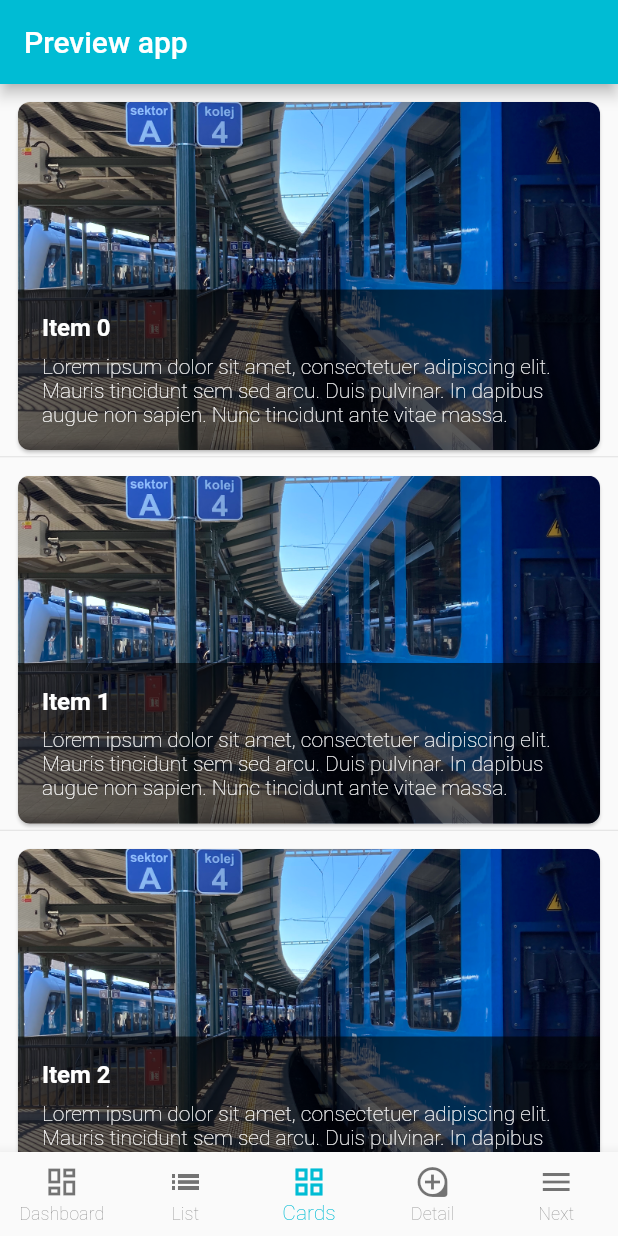
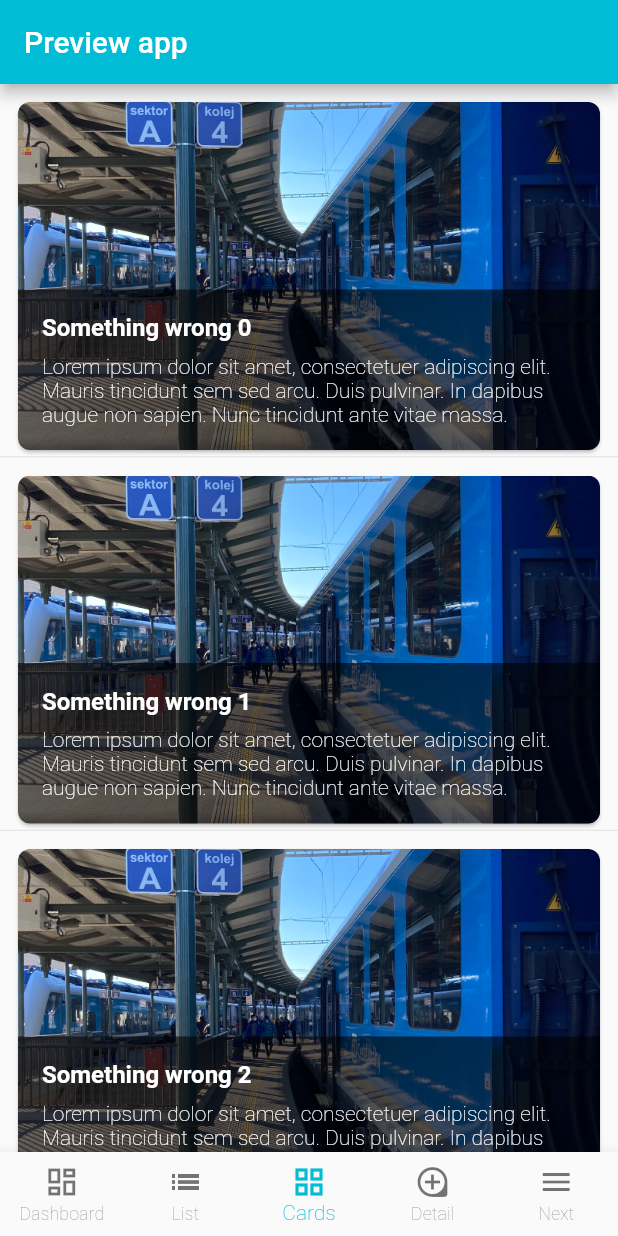
Before and after one commit to tom-novak/flutter-common-widgets, a Flutter app: the screen it shows after launch, item 3 of the bottom bar chosen, on a phone screen of 412 x 824 dp. Run offline on Flutter 3.47's test engine with Material 2 defaults, Android fonts, the phone set to English and light mode, and no system bars; our stand-ins replace flutter_conditional_rendering, package_info_plus, shimmer.

Commit message:
Common localizations PoC

````diff
--- a/example/lib/main.dart
+++ b/example/lib/main.dart
@@ -1,5 +1,7 @@
 import 'package:flutter/material.dart';
+import 'package:flutter_common_widgets/flutter_common_localizations.dart';
 import 'package:flutter_common_widgets/flutter_common_widgets.dart';
+import 'package:flutter_localizations/flutter_localizations.dart';
 import 'package:provider/provider.dart';
 
 void main() {
@@ -23,6 +25,16 @@ class MyApp extends StatelessWidget {
   Widget build(BuildContext context) {
     return MaterialApp(
       title: 'Common App',
+      localizationsDelegates: const [
+        AppLocalizations.delegate,
+        GlobalMaterialLocalizations.delegate,
+        GlobalCupertinoLocalizations.delegate,
+        GlobalWidgetsLocalizations.delegate,
+      ],
+      supportedLocales: const [
+        Locale('en', ''),
+        Locale('cs', ''),
+      ],
       theme: ThemeData().cyanLightOne,
       home: const PreviewMainScreen(),
     );
--- a/example/pubspec.yaml
+++ b/example/pubspec.yaml
@@ -29,6 +29,9 @@ environment:
 dependencies:
   flutter:
     sdk: flutter
+  flutter_localizations:
+    sdk: flutter
+  intl: ^0.17.0
   flutter_common_widgets:
     path: ../
   provider: ^6.0.2
--- /dev/null
+++ b/l10n.yaml
@@ -0,0 +1,3 @@
+arb-dir: lib/l10n
+template-arb-file: common_en.arb
+output-localization-file: common_localizations.dart
--- /dev/null
+++ b/lib/flutter_common_localizations.dart
@@ -0,0 +1 @@
+export 'src/gen_l10n/common_localizations.dart';
--- /dev/null
+++ b/lib/src/gen_l10n/common_localizations.dart
@@ -0,0 +1,140 @@
+
+import 'dart:async';
+
+import 'package:flutter/foundation.dart';
+import 'package:flutter/widgets.dart';
+import 'package:flutter_localizations/flutter_localizations.dart';
+import 'package:intl/intl.dart' as intl;
+
+import 'common_localizations_cs.dart';
+import 'common_localizations_en.dart';
+
+/// Callers can lookup localized strings with an instance of AppLocalizations returned
+/// by `AppLocalizations.of(context)`.
+///
+/// Applications need to include `AppLocalizations.delegate()` in their app's
+/// localizationDelegates list, and the locales they support in the app's
+/// supportedLocales list. For example:
+///
+/// ```
+/// import 'gen_l10n/common_localizations.dart';
+///
+/// return MaterialApp(
+///   localizationsDelegates: AppLocalizations.localizationsDelegates,
+///   supportedLocales: AppLocalizations.supportedLocales,
+///   home: MyApplicationHome(),
+/// );
+/// ```
+///
+/// ## Update pubspec.yaml
+///
+/// Please make sure to update your pubspec.yaml to include the following
+/// packages:
+///
+/// ```
+/// dependencies:
+///   # Internationalization support.
+///   flutter_localizations:
+///     sdk: flutter
+///   intl: any # Use the pinned version from flutter_localizations
+///
+///   # rest of dependencies
+/// ```
+///
+/// ## iOS Applications
+///
+/// iOS applications define key application metadata, including supported
+/// locales, in an Info.plist file that is built into the application bundle.
+/// To configure the locales supported by your app, you’ll need to edit this
+/// file.
+///
+/// First, open your project’s ios/Runner.xcworkspace Xcode workspace file.
+/// Then, in the Project Navigator, open the Info.plist file under the Runner
+/// project’s Runner folder.
+///
+/// Next, select the Information Property List item, select Add Item from the
+/// Editor menu, then select Localizations from the pop-up menu.
+///
+/// Select and expand the newly-created Localizations item then, for each
+/// locale your application supports, add a new item and select the locale
+/// you wish to add from the pop-up menu in the Value field. This list should
+/// be consistent with the languages listed in the AppLocalizations.supportedLocales
+/// property.
+abstract class AppLocalizations {
+  AppLocalizations(String locale) : localeName = intl.Intl.canonicalizedLocale(locale.toString());
+
+  final String localeName;
+
+  static AppLocalizations? of(BuildContext context) {
+    return Localizations.of<AppLocalizations>(context, AppLocalizations);
+  }
+
+  static const LocalizationsDelegate<AppLocalizations> delegate = _AppLocalizationsDelegate();
+
+  /// A list of this localizations delegate along with the default localizations
+  /// delegates.
+  ///
+  /// Returns a list of localizations delegates containing this delegate along with
+  /// GlobalMaterialLocalizations.delegate, GlobalCupertinoLocalizations.delegate,
+  /// and GlobalWidgetsLocalizations.delegate.
+  ///
+  /// Additional delegates can be added by appending to this list in
+  /// MaterialApp. This list does not have to be used at all if a custom list
+  /// of delegates is preferred or required.
+  static const List<LocalizationsDelegate<dynamic>> localizationsDelegates = <LocalizationsDelegate<dynamic>>[
+    delegate,
+    GlobalMaterialLocalizations.delegate,
+    GlobalCupertinoLocalizations.delegate,
+    GlobalWidgetsLocalizations.delegate,
+  ];
+
+  /// A list of this localizations delegate's supported locales.
+  static const List<Locale> supportedLocales = <Locale>[
+    Locale('cs'),
+    Locale('en')
+  ];
+
+  /// Title for the Common package
+  ///
+  /// In en, this message translates to:
+  /// **'Hello World!'**
+  String get title;
+
+  /// No description provided for @something_wrong.
+  ///
+  /// In en, this message translates to:
+  /// **'Something wrong'**
+  String get something_wrong;
+}
+
+class _AppLocalizationsDelegate extends LocalizationsDelegate<AppLocalizations> {
+  const _AppLocalizationsDelegate();
+
+  @override
+  Future<AppLocalizations> load(Locale locale) {
+    return SynchronousFuture<AppLocalizations>(lookupAppLocalizations(locale));
+  }
+
+  @override
+  bool isSupported(Locale locale) => <String>['cs', 'en'].contains(locale.languageCode);
+
+  @override
+  bool shouldReload(_AppLocalizationsDelegate old) => false;
+}
+
+AppLocalizations lookupAppLocalizations(Locale locale) {
+
+
+  // Lookup logic when only language code is specified.
+  switch (locale.languageCode) {
+    case 'cs': return AppLocalizationsCs();
+    case 'en': return AppLocalizationsEn();
+  }
+
+  throw FlutterError(
+    'AppLocalizations.delegate failed to load unsupported locale "$locale". This is likely '
+    'an issue with the localizations generation tool. Please file an issue '
+    'on GitHub with a reproducible sample app and the gen-l10n configuration '
+    'that was used.'
+  );
+}
--- /dev/null
+++ b/lib/src/gen_l10n/export.dart
@@ -0,0 +1,3 @@
+export 'common_localizations.dart';
+export 'common_localizations_cs.dart';
+export 'common_localizations_en.dart';
--- a/lib/src/preview/preview_cards_page.dart
+++ b/lib/src/preview/preview_cards_page.dart
@@ -1,4 +1,5 @@
 import 'package:flutter/material.dart';
+import 'package:flutter_common_widgets/flutter_common_localizations.dart';
 import 'package:flutter_common_widgets/flutter_common_widgets.dart';
 
 class PreviewCardsPage extends StatelessWidget {
@@ -14,7 +15,7 @@ class PreviewCardsPage extends StatelessWidget {
     var items = List<CommonItem>.generate(
       20,
       (index) => CommonItem(
-        title: 'Item $index',
+        title: '${AppLocalizations.of(context)!.something_wrong} $index',
         description:
             'Lorem ipsum dolor sit amet, consectetuer adipiscing elit. Mauris tincidunt sem sed arcu. Duis pulvinar. In dapibus augue non sapien. Nunc tincidunt ante vitae massa. Phasellus et lorem id felis nonummy placerat. Duis ante orci, molestie vitae vehicula venenatis, tincidunt ac pede.',
       ),
--- a/lib/src/widget/common_error_page.dart
+++ b/lib/src/widget/common_error_page.dart
@@ -1,4 +1,5 @@
 import 'package:flutter/material.dart';
+import 'package:flutter_common_widgets/flutter_common_localizations.dart';
 import 'package:flutter_common_widgets/flutter_common_widgets.dart';
 
 class CommonErrorPage extends StatelessWidget {
@@ -18,7 +19,7 @@ class CommonErrorPage extends StatelessWidget {
   Widget build(BuildContext context) {
     return TitledMessage(
       title: label,
-      message: 'Something wrong',
+      message: AppLocalizations.of(context)!.something_wrong,
     );
   }
 }
--- a/pubspec.yaml
+++ b/pubspec.yaml
@@ -10,6 +10,9 @@ environment:
 dependencies:
   flutter:
     sdk: flutter
+  flutter_localizations:
+    sdk: flutter
+  intl: ^0.17.0
   flutter_conditional_rendering: ^2.0.0
   package_info_plus: ^1.3.0
   provider: ^6.0.2
@@ -25,6 +28,7 @@ dev_dependencies:
 
 # The following section is specific to Flutter.
 flutter:
+  generate: true
 
   # To add assets to your package, add an assets section, like this:
   assets:
````
Also changed, not shown: lib/l10n/common_cs.arb (added, +8 -0 lines), lib/l10n/common_en.arb (added, +8 -0 lines), lib/src/gen_l10n/common_localizations_cs.dart (added, +15 -0 lines), lib/src/gen_l10n/common_localizations_en.dart (added, +15 -0 lines).
